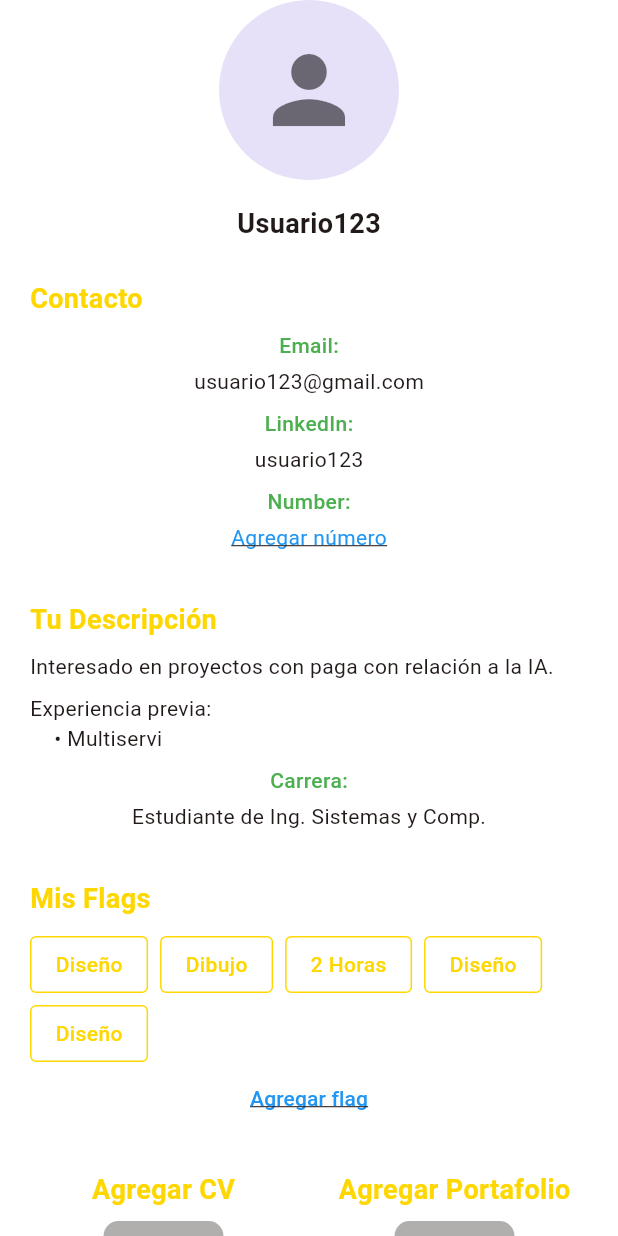
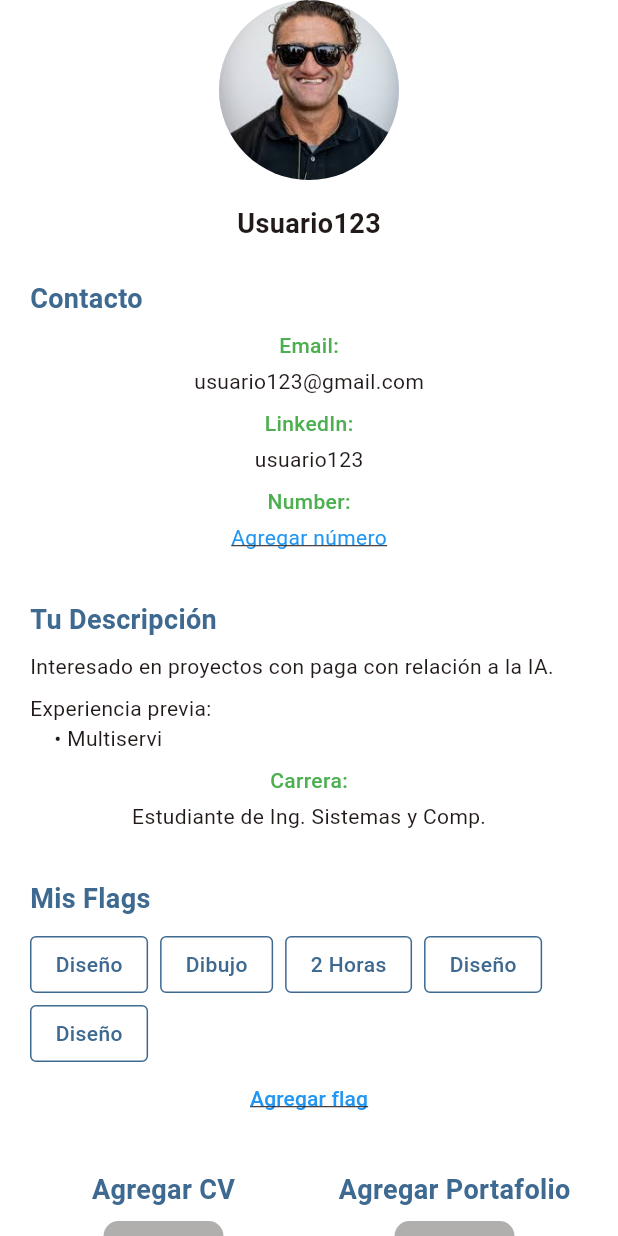
Before and after one commit to Moviles-2025-2-Grupo-Chevere/TalentBridge, a Flutter app: the MyProfile widget shown alone on an empty page, opened directly, on a phone screen of 412 x 824 dp. Run offline on Flutter 3.47's test engine with Material 3 defaults, Android fonts, the phone set to English and light mode, and no system bars; Roboto replaces fonts that are missing (OpenSans).

Commit message:
Fix: Changed yellow to blue for more visibility

```diff
--- a/talent_bridge_fl/lib/components/add_element_widget.dart
+++ b/talent_bridge_fl/lib/components/add_element_widget.dart
@@ -20,7 +20,7 @@
     required this.title,
     required this.onTap,
     this.linkText = 'Agregar link',
-    this.titleColor = const Color(0xFFFFD700), // Yellow color for title
+    this.titleColor = const Color(0xFF3E6990), // Yellow color for title
     this.iconColor = const Color(0xFF888888), // Gray color for icon
     this.linkTextColor = Colors.blue,
     this.iconSize = 40.0,
--- a/talent_bridge_fl/lib/components/yellow_text_box_widget.dart
+++ b/talent_bridge_fl/lib/components/yellow_text_box_widget.dart
@@ -17,8 +17,8 @@
   const YellowTextBoxWidget({
     Key? key,
     required this.text,
-    this.borderColor = const Color(0xFFFFD700), // Yellow color for border
-    this.textColor = const Color(0xFFFFD700), // Yellow color for text
+    this.borderColor = const Color(0xFF3E6990), // Yellow color for border
+    this.textColor = const Color(0xFF3E6990), // Yellow color for text
     this.padding = const EdgeInsets.symmetric(horizontal: 16.0, vertical: 8.0),
     this.borderWidth = 1.0,
     this.borderRadius = 4.0,
--- a/talent_bridge_fl/lib/views/my-profile/my_profile.dart
+++ b/talent_bridge_fl/lib/views/my-profile/my_profile.dart
@@ -22,7 +22,8 @@
                   children: [
                     // Profile image
                     const CircularImageWidget(
-                      imageUrl: null, // Replace with actual image URL
+                      imageUrl:
+                          'assets/my_profile.jpg', // Replace with actual image URL
                       size: 120.0,
                     ),
                     const SizedBox(height: 16.0),
@@ -44,7 +45,7 @@
               const Text(
                 'Contacto',
                 style: TextStyle(
-                  color: Color(0xFFFFD700),
+                  color: Color(0xFF3E6990),
                   fontSize: 18.0,
                   fontWeight: FontWeight.bold,
                 ),
@@ -70,7 +71,7 @@
               const Text(
                 'Tu Descripción',
                 style: TextStyle(
-                  color: Color(0xFFFFD700),
+                  color: Color(0xFF3E6990),
                   fontSize: 18.0,
                   fontWeight: FontWeight.bold,
                 ),
@@ -107,7 +108,7 @@
               const Text(
                 'Mis Flags',
                 style: TextStyle(
-                  color: Color(0xFFFFD700),
+                  color: Color(0xFF3E6990),
                   fontSize: 18.0,
                   fontWeight: FontWeight.bold,
                 ),
@@ -167,7 +168,7 @@
               const Text(
                 'Mis Proyectos',
                 style: TextStyle(
-                  color: Color(0xFFFFD700),
+                  color: Color(0xFF3E6990),
                   fontSize: 18.0,
                   fontWeight: FontWeight.bold,
                 ),
```
Also changed, not shown: talent_bridge_fl/assets/my_profile.jpg (added).
